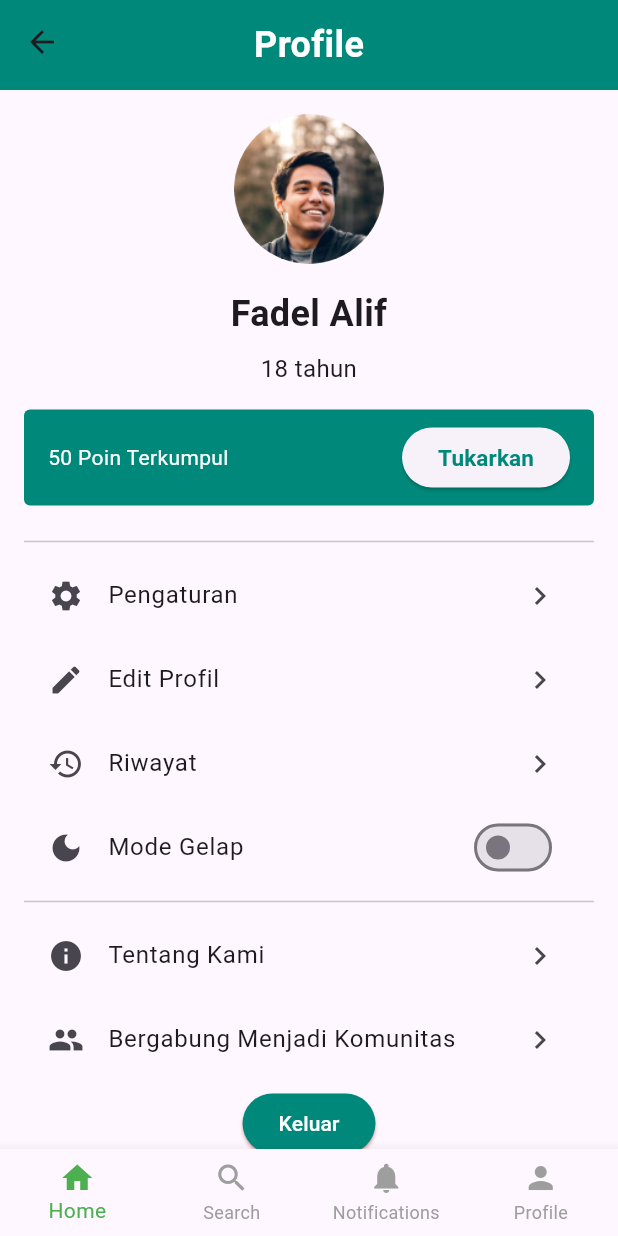
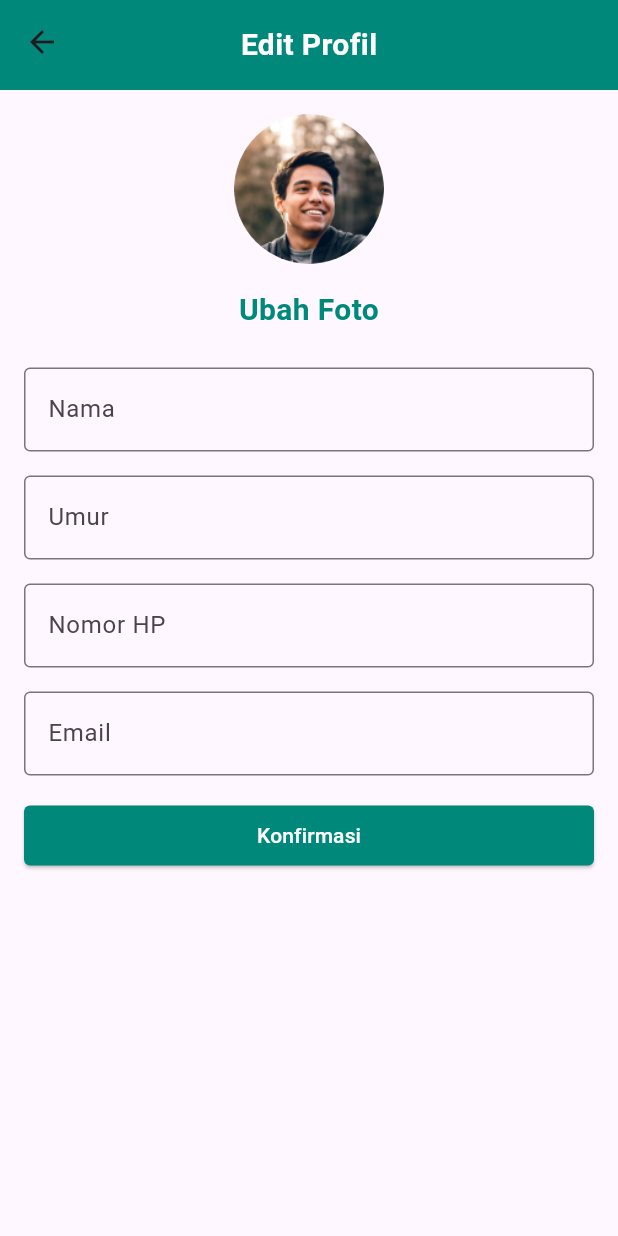
Before and after one commit to vidyaratmayantii/relawanin_mobile_project, a Flutter app: the ProfilePage screen opened directly, after a tap on "Edit Profil", on a phone screen of 412 x 824 dp. Run offline on Flutter 3.47's test engine with Material 3 defaults, Android fonts, the phone set to English and light mode, and no system bars.

Commit message:
Profile Progress #2
-EditProfil
-Riwayat
-TentangKami
-etc

```diff
--- a/analysis_options.yaml
+++ b/analysis_options.yaml
@@ -7,7 +7,7 @@
 
 # The following line activates a set of recommended lints for Flutter apps,
 # packages, and plugins designed to encourage good coding practices.
-include: package:flutter_lints/flutter.yaml
+# include: package:flutter_lints/flutter.yaml
 
 linter:
   # The lint rules applied to this project can be customized in the
--- /dev/null
+++ b/lib/editProfile_page.dart
@@ -0,0 +1,105 @@
+import 'package:flutter/material.dart';
+import 'package:relawanin_mobile_project/profile_page.dart';
+
+class EditProfilPage extends StatelessWidget {
+  const EditProfilPage({super.key});
+
+  @override
+  Widget build(BuildContext context) {
+    return Scaffold(
+      appBar: PreferredSize(
+        preferredSize: const Size.fromHeight(60.0), // Atur tinggi AppBar
+        child: AppBar(
+          backgroundColor: const Color(0xFF00897B),
+          flexibleSpace: Center(
+            child: Padding(
+              padding: const EdgeInsets.all(8.0),
+              child: Text(
+                'Edit Profil',
+                style: TextStyle(
+                  fontSize: 20,
+                  color: Colors.white,
+                  fontWeight: FontWeight.bold,
+                ),
+              ),
+            ),
+          ),
+        ),
+      ),
+      body: Container(
+        padding: EdgeInsets.all(16),
+        child: Column(
+          crossAxisAlignment: CrossAxisAlignment.stretch,
+          children: [
+            Container(
+              decoration: BoxDecoration(
+                shape: BoxShape.circle,
+                image: DecorationImage(
+                  image: AssetImage(ProfilePage.profilePic),
+                ),
+              ),
+              width: 100,
+              height: 100,
+            ),
+            SizedBox(height: 16),
+            Text(
+              'Ubah Foto',
+              textAlign: TextAlign.center,
+              style: TextStyle(
+                  color: Color(0xFF00897B),
+                  fontSize: 20,
+                  fontWeight: FontWeight.bold),
+            ),
+            SizedBox(height: 24),
+            TextField(
+              decoration: InputDecoration(
+                labelText: 'Nama',
+                border: OutlineInputBorder(),
+              ),
+            ),
+            SizedBox(height: 16),
+            TextField(
+              decoration: InputDecoration(
+                labelText: 'Umur',
+                border: OutlineInputBorder(),
+              ),
+              keyboardType: TextInputType.number,
+            ),
+            SizedBox(height: 16),
+            TextField(
+              decoration: InputDecoration(
+                labelText: 'Nomor HP',
+                border: OutlineInputBorder(),
+              ),
+              keyboardType: TextInputType.phone,
+            ),
+            SizedBox(height: 16),
+            TextField(
+              decoration: InputDecoration(
+                labelText: 'Email',
+                border: OutlineInputBorder(),
+              ),
+              keyboardType: TextInputType.emailAddress,
+            ),
+            SizedBox(height: 16),
+            ElevatedButton(
+              onPressed: () {},
+              child: const Text(
+                'Konfirmasi',
+                style: TextStyle(color: Colors.white),
+              ),
+              style: ElevatedButton.styleFrom(
+                backgroundColor: Color(0xFF00897B),
+                padding:
+                    const EdgeInsets.symmetric(horizontal: 16, vertical: 8),
+                shape: RoundedRectangleBorder(
+                  borderRadius: BorderRadius.circular(4),
+                ),
+              ),
+            )
+          ],
+        ),
+      ),
+    );
+  }
+}
--- a/lib/form.dart
+++ b/lib/form.dart
@@ -76,7 +76,7 @@ class MyApp extends StatelessWidget {
                   ElevatedButton(
                     onPressed: () {},
                     style: ElevatedButton.styleFrom(
-                      primary: Color.fromRGBO(0, 137, 123, 1),
+                      shadowColor: Color.fromRGBO(0, 137, 123, 1),
                     ),
                     child: Row(
                       mainAxisAlignment:
@@ -104,7 +104,7 @@ class MyApp extends StatelessWidget {
                       SnackBar(content: Text('Formulir terkirim'))); //sncakbar
                 },
                 style: ElevatedButton.styleFrom(
-                  primary: Color.fromRGBO(0, 137, 123, 1),
+                  shadowColor: Color.fromRGBO(0, 137, 123, 1),
                   minimumSize: Size(30, 50), // Mengatur lebar tombol
                 ),
                 child: Row(
--- a/lib/profile_page.dart
+++ b/lib/profile_page.dart
@@ -1,4 +1,7 @@
 import 'package:flutter/material.dart';
+import 'package:relawanin_mobile_project/editProfile_page.dart';
+import 'package:relawanin_mobile_project/riwayat_page.dart';
+import 'package:relawanin_mobile_project/tentangkami_page.dart';
 
 class ProfilePage extends StatelessWidget {
   const ProfilePage({super.key});
@@ -94,13 +97,23 @@ class ProfilePage extends StatelessWidget {
                 leading: Icon(Icons.edit),
                 title: Text('Edit Profil'),
                 trailing: Icon(Icons.chevron_right),
-                onTap: () {},
+                onTap: () {
+                  Navigator.push(
+                    context,
+                    MaterialPageRoute(builder: (context) => EditProfilPage()),
+                  );
+                },
               ),
               ListTile(
                 leading: Icon(Icons.history),
                 title: Text('Riwayat'),
                 trailing: Icon(Icons.chevron_right),
-                onTap: () {},
+                onTap: () {
+                  Navigator.push(
+                    context,
+                    MaterialPageRoute(builder: (context) => Riwayat()),
+                  );
+                },
               ),
               ListTile(
                 leading: Icon(Icons.dark_mode),
@@ -115,7 +128,12 @@ class ProfilePage extends StatelessWidget {
                 leading: Icon(Icons.info),
                 title: Text('Tentang Kami'),
                 trailing: Icon(Icons.chevron_right),
-                onTap: () {},
+                onTap: () {
+                  Navigator.push(
+                    context,
+                    MaterialPageRoute(builder: (context) => TentangKami()),
+                  );
+                },
               ),
               ListTile(
                 leading: Icon(Icons.group),
@@ -123,24 +141,23 @@ class ProfilePage extends StatelessWidget {
                 trailing: Icon(Icons.chevron_right),
                 onTap: () {},
               ),
-              ListTile(
-                // Widget ListTile
-                contentPadding: EdgeInsets.symmetric(
-                    horizontal: 16.0), // Menambahkan padding horizontal
-                trailing: Center(
-                  child: ElevatedButton(
-                    onPressed: () {},
-                    child: Text(
-                      'Keluar',
-                      style: TextStyle(color: Colors.white),
-                    ),
-                    style: ElevatedButton.styleFrom(
-                      backgroundColor: Color(0xFF00897B),
-                      shadowColor: Colors.red,
-                    ),
-                  ),
-                ),
-              ),
+              // ListTile(
+              //   // Widget ListTile
+              //   contentPadding: EdgeInsets.symmetric(
+              //       horizontal: 16.0), // Menambahkan padding horizontal
+              //   trailing: Center(
+              //     child: ElevatedButton(
+              //       onPressed: () {},
+              //       child: Text(
+              //         'Keluar',
+              //         style: TextStyle(color: Colors.white),
+              //       ),
+              //       style: ElevatedButton.styleFrom(
+              //         backgroundColor: Color(0xFF00897B),
+              //       ),
+              //     ),
+              //   ),
+              // ),
             ],
           ),
         ),
```
Also changed, not shown: lib/riwayat_page.dart (added, +108 -0 lines), lib/tentangkami_page.dart (added, +66 -0 lines), pubspec.yaml (+3 -4 lines), assets/BackImage_tentangkami.png (added).
